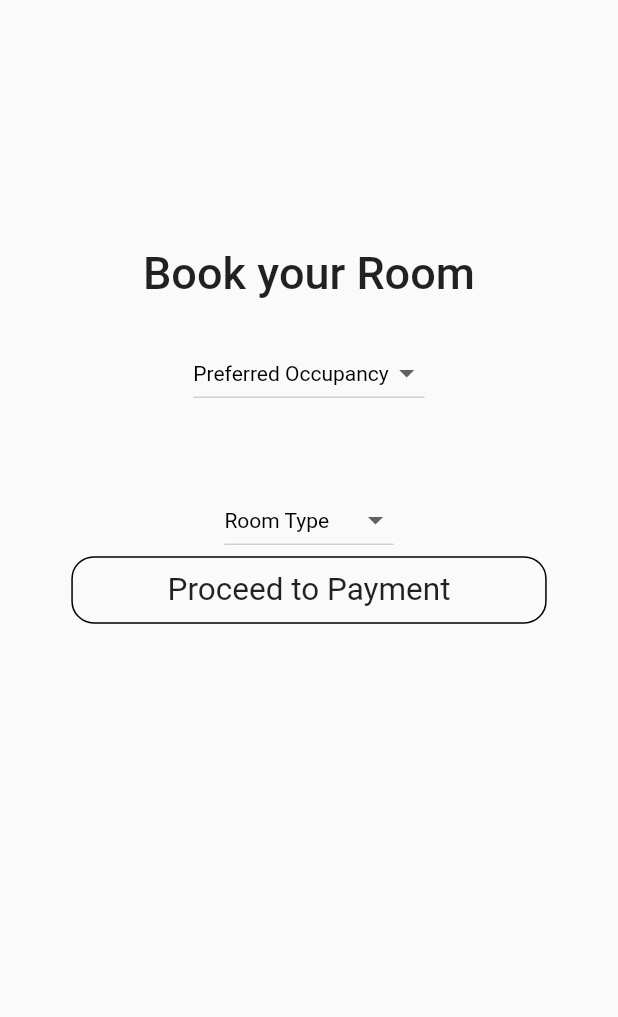
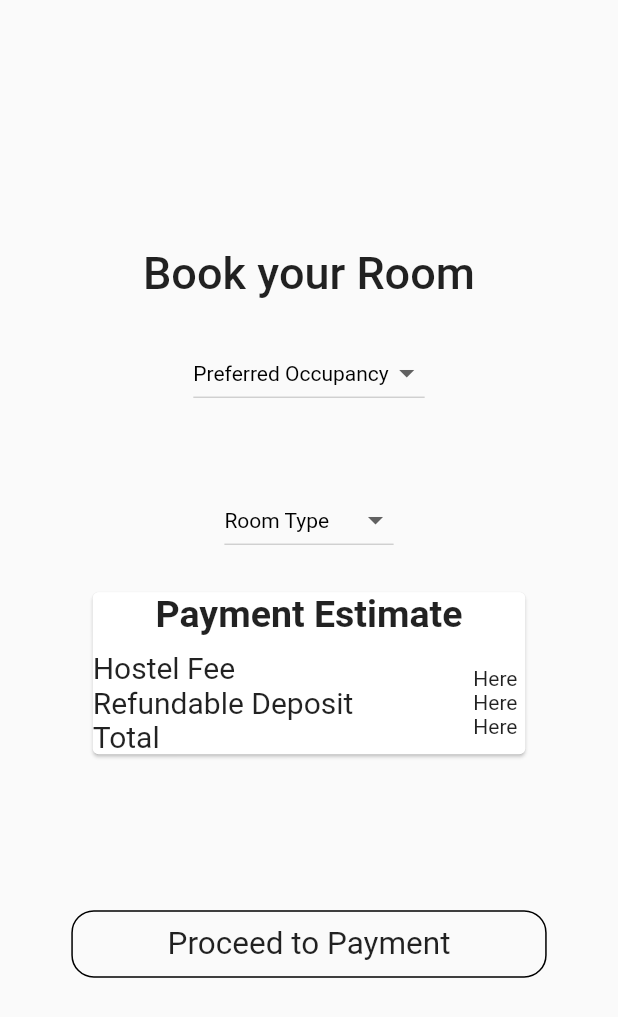
Before and after one commit to ThugsOfFirangistan/MIT_Hostel, a Flutter app: the UserSignIn screen opened by its route, after a tap on "Login", on a phone screen of 412 x 824 dp. Shown: the top 1017 px of the screen. Run offline on Flutter 3.47's test engine with Material 2 defaults, Android fonts, the phone set to English and light mode, and no system bars.

Commit message:
mit_hostel: Add Payment estimate

```diff
--- a/lib/BookRoom.dart
+++ b/lib/BookRoom.dart
@@ -73,6 +73,51 @@ class _BookRoomState extends State<BookRoom> {
                   }).toList(),
                 ),
               ),
+              Container(
+                padding: EdgeInsets.only(top: 20),
+                child: Card(
+                  child: Column(
+                    children: <Widget>[
+                      Text(
+                        "Payment Estimate",
+                        style: TextStyle(
+                            fontSize: 25, fontWeight: FontWeight.w600),
+                      ),
+                      SizedBox(height: 10),
+                      Container(
+                          width: 0.7 * MediaQuery.of(context).size.width,
+                          child: Row(
+                            children: <Widget>[
+                              Column(
+                                crossAxisAlignment: CrossAxisAlignment.start,
+                                children: <Widget>[
+                                  Text("Hostel Fee", style: TextStyle(fontSize: 20),),
+                                  Text("Refundable Deposit", style: TextStyle(fontSize: 20)),
+                                  Text("Total", style: TextStyle(fontSize: 20))
+                                ],
+                              ),
+                              Column(
+                                children: <Widget>[
+                                  Container(width: 80,)
+                                ],
+                              ),
+                              Column(
+                                crossAxisAlignment: CrossAxisAlignment.end,
+                                children: <Widget>[
+                                  Text("Here"),
+                                  Text("Here"),
+                                  Text("Here")
+                                ],
+                              ),
+                            ],
+                          )),
+                    ],
+                  ),
+                ),
+              ),
+              SizedBox(
+                height: 100,
+              ),
               MitButton(
                 buttonColor: Colors.transparent,
                 border: Border.all(
```
